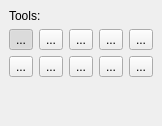
Old version of the form designer/BeeToolSelectionDockUi.ui in the repository skitzycat/beedraw.
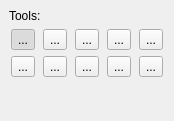
New version of the form. Icons and pictures are not drawn.

Commit message: added brush preview to options widget of approprate tools, switched over to always logging in raw mode for tool events, fixed playback bug

```diff
--- a/designer/BeeToolSelectionDockUi.ui
+++ b/designer/BeeToolSelectionDockUi.ui
@@ -6,8 +6,8 @@
    <rect>
     <x>0</x>
     <y>0</y>
-    <width>162</width>
-    <height>126</height>
+    <width>174</width>
+    <height>121</height>
    </rect>
   </property>
   <property name="sizePolicy">
@@ -205,23 +205,6 @@
         </property>
        </widget>
       </item>
-      <item row="0" column="4">
-       <widget class="QToolButton" name="smear_button">
-        <property name="text">
-         <string>...</string>
-        </property>
-        <property name="icon">
-         <iconset>
-          <normaloff>icons/smear.png</normaloff>icons/smear.png</iconset>
-        </property>
-        <property name="checkable">
-         <bool>true</bool>
-        </property>
-        <property name="autoExclusive">
-         <bool>true</bool>
-        </property>
-       </widget>
-      </item>
       <item row="1" column="4">
        <widget class="QToolButton" name="smudge_button">
         <property name="text">
@@ -239,6 +222,26 @@
         </property>
        </widget>
       </item>
+      <item row="0" column="4">
+       <widget class="QToolButton" name="blur_button">
+        <property name="toolTip">
+         <string>Gaussian Blur</string>
+        </property>
+        <property name="text">
+         <string>...</string>
+        </property>
+        <property name="icon">
+         <iconset>
+          <normaloff>icons/blur.png</normaloff>icons/blur.png</iconset>
+        </property>
+        <property name="checkable">
+         <bool>true</bool>
+        </property>
+        <property name="autoExclusive">
+         <bool>true</bool>
+        </property>
+       </widget>
+      </item>
      </layout>
     </item>
     <item>
```
Left out of the diff: 3 changed lines with no effect on the pictures. The commit also changes 12 other files.
